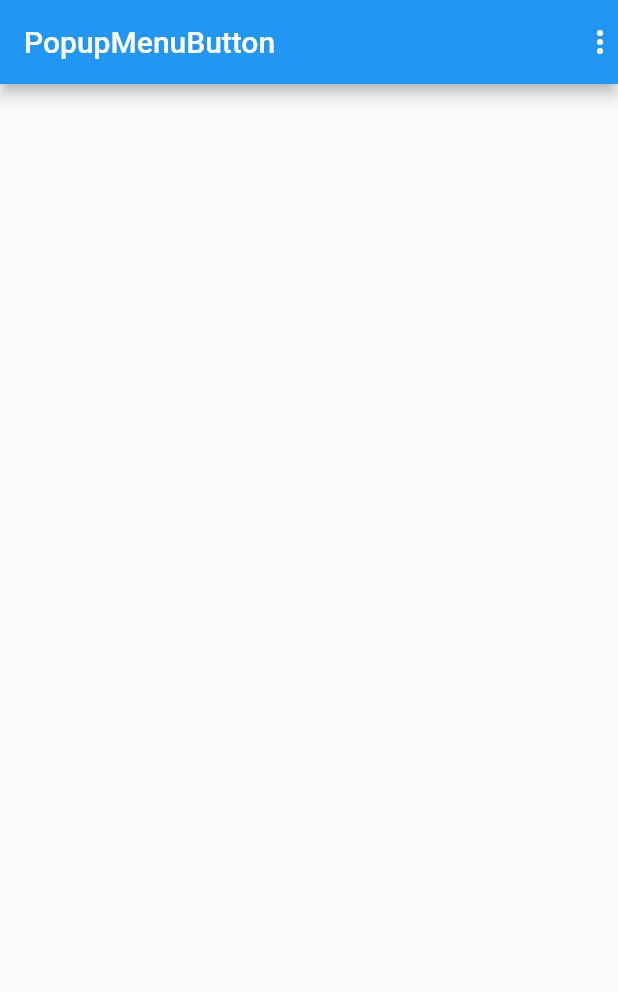
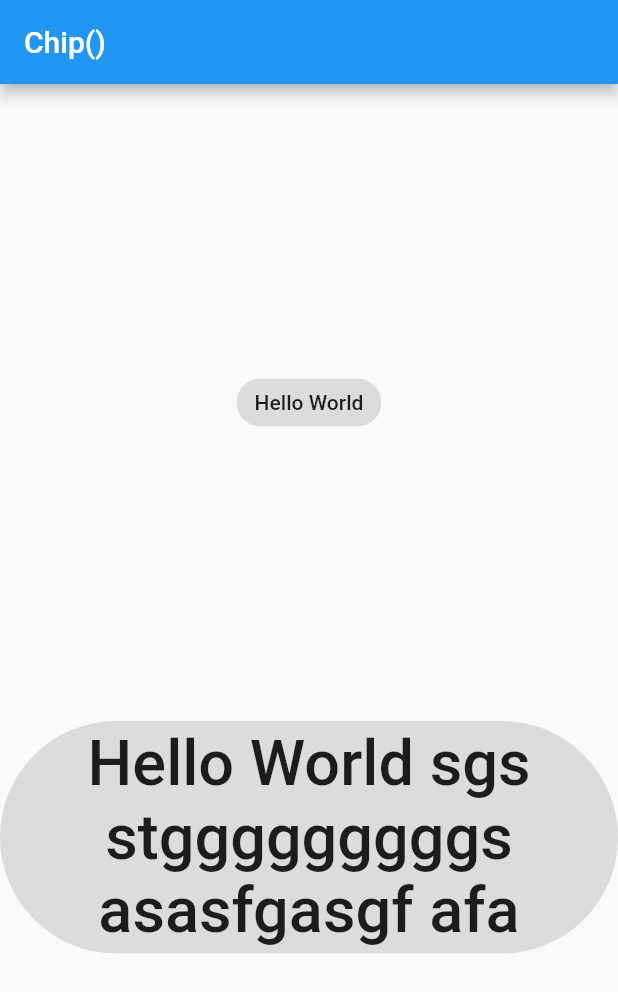
Before and after one commit to partho-debnath/flutter, a Flutter app: the screen it shows after launch, on a phone screen of 412 x 824 dp. Shown: the top 992 px of the screen. Run offline on Flutter 3.47's test engine with Material 2 defaults, Android fonts, the phone set to English and light mode, and no system bars.

Commit message:
add Chip

```diff
--- a/lib/main.dart
+++ b/lib/main.dart
@@ -1,6 +1,6 @@
 import 'package:flutter/material.dart';
 
-import './widgets/popupmenubutton.dart';
+import './screens/home_screen.dart';
 
 void main() {
   runApp(const MyApp());
@@ -14,7 +14,7 @@ class MyApp extends StatelessWidget {
     return const MaterialApp(
       debugShowCheckedModeBanner: false,
       title: 'Widgets',
-      home: MyPopUpMenuButton(),
+      home: HomeScreen(),
     );
   }
 }
--- a/lib/screens/home_screen.dart
+++ b/lib/screens/home_screen.dart
@@ -1,6 +1,6 @@
 import 'package:flutter/material.dart';
 
-import '../widgets/show_modal_bottom_sheet.dart';
+import '../widgets/chip_widget.dart';
 
 class HomeScreen extends StatelessWidget {
   const HomeScreen({Key? key}) : super(key: key);
@@ -9,9 +9,9 @@ class HomeScreen extends StatelessWidget {
   Widget build(BuildContext context) {
     return Scaffold(
       appBar: AppBar(
-        title: const Text('showModalBottomSheet()'),
+        title: const Text('Chip()'),
       ),
-      body: const MyShowModalBottomSheet(),
+      body: const MyChip(),
     );
   }
 }
--- /dev/null
+++ b/lib/widgets/chip_widget.dart
@@ -0,0 +1,34 @@
+import 'package:flutter/material.dart';
+
+class MyChip extends StatelessWidget {
+  const MyChip({super.key});
+
+  @override
+  Widget build(BuildContext context) {
+    return const Center(
+      child: Column(
+        mainAxisAlignment: MainAxisAlignment.spaceEvenly,
+        children: <Widget>[
+          Chip(
+            label: Text(
+              'Hello World',
+            ),
+          ),
+          Chip(
+            label: SizedBox(
+              width: 800,
+              child: Text(
+                'Hello World sgs stgggggggggs asasfgasgf afa',
+                // overflow: TextOverflow.clip,
+                softWrap: true,
+                maxLines: 3,
+                textAlign: TextAlign.center,
+                textScaleFactor: 3,
+              ),
+            ),
+          ),
+        ],
+      ),
+    );
+  }
+}
```
Also changed, not shown: 1 other file.
